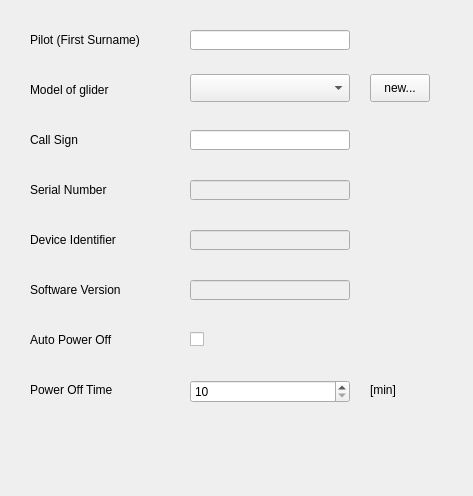
Above: src/configuration/flytec6015/DeviceFrame6015.ui from Iv/FlyHigh before the change. Below: the same form after it.
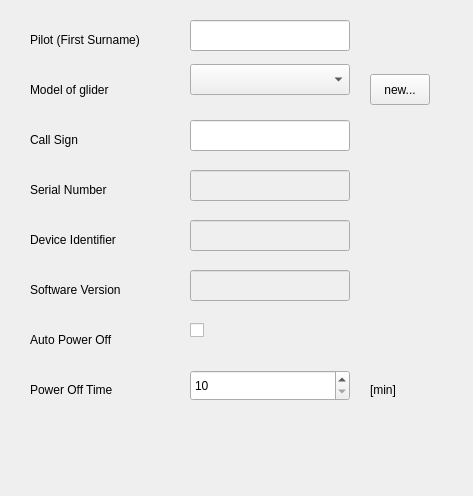
That is the form after the change.

Patch:
```diff
--- a/src/configuration/flytec6015/DeviceFrame6015.ui
+++ b/src/configuration/flytec6015/DeviceFrame6015.ui
@@ -20,9 +20,9 @@
       <property name="geometry">
         <rect>
           <x>190</x>
-          <y>74</y>
+     <y>64</y>
           <width>160</width>
-          <height>28</height>
+     <height>31</height>
         </rect>
       </property>
     </widget>
@@ -30,9 +30,9 @@
       <property name="geometry">
         <rect>
           <x>190</x>
-          <y>30</y>
+     <y>20</y>
           <width>160</width>
-          <height>20</height>
+     <height>31</height>
         </rect>
       </property>
       <property name="text">
@@ -49,9 +49,9 @@
       <property name="geometry">
         <rect>
           <x>190</x>
-          <y>180</y>
+     <y>170</y>
           <width>160</width>
-          <height>20</height>
+     <height>31</height>
         </rect>
       </property>
       <property name="text">
@@ -64,7 +64,7 @@
           <x>370</x>
           <y>74</y>
           <width>60</width>
-          <height>28</height>
+     <height>31</height>
         </rect>
       </property>
       <property name="text">
@@ -78,9 +78,9 @@
       <property name="geometry">
         <rect>
           <x>190</x>
-          <y>280</y>
+     <y>270</y>
           <width>160</width>
-          <height>20</height>
+     <height>31</height>
         </rect>
       </property>
       <property name="text">
@@ -94,9 +94,9 @@
       <property name="geometry">
         <rect>
           <x>190</x>
-          <y>230</y>
+     <y>220</y>
           <width>160</width>
-          <height>20</height>
+     <height>31</height>
         </rect>
       </property>
       <property name="text">
@@ -107,9 +107,9 @@
       <property name="geometry">
         <rect>
           <x>190</x>
-          <y>130</y>
+     <y>120</y>
           <width>160</width>
-          <height>20</height>
+     <height>31</height>
         </rect>
       </property>
       <property name="text">
@@ -219,9 +219,9 @@
       <property name="geometry">
         <rect>
           <x>190</x>
-          <y>328</y>
-          <width>20</width>
-          <height>23</height>
+     <y>320</y>
+     <width>21</width>
+     <height>21</height>
         </rect>
       </property>
       <property name="text">
@@ -264,14 +264,11 @@
       <property name="geometry">
         <rect>
           <x>190</x>
-          <y>380</y>
+     <y>370</y>
           <width>160</width>
-          <height>23</height>
-        </rect>
-      </property>
-      <property name="maximum">
-        <number>240</number>
-      </property>
+     <height>31</height>
+    </rect>
+   </property>
       <property name="minimum">
         <number>10</number>
       </property>
```
Left out of the diff: 19 changed lines with no effect on the pictures. Lines whose indentation alone changed are shown as unchanged.
